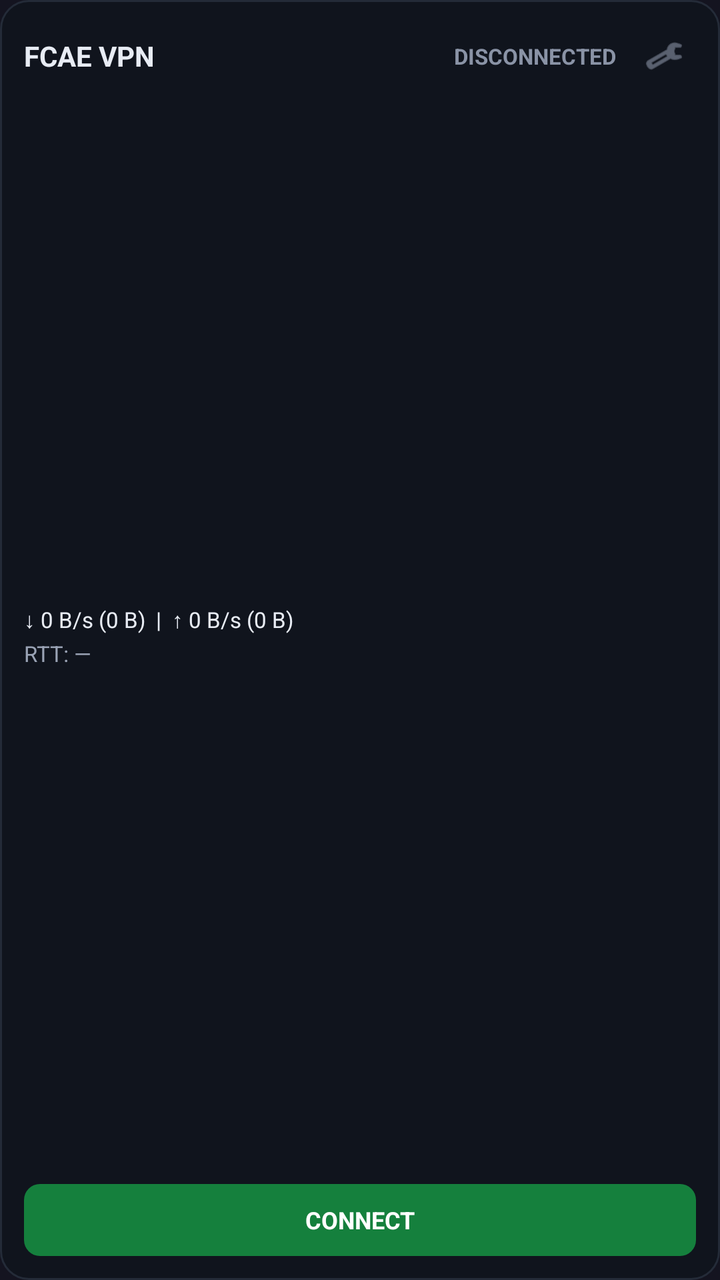
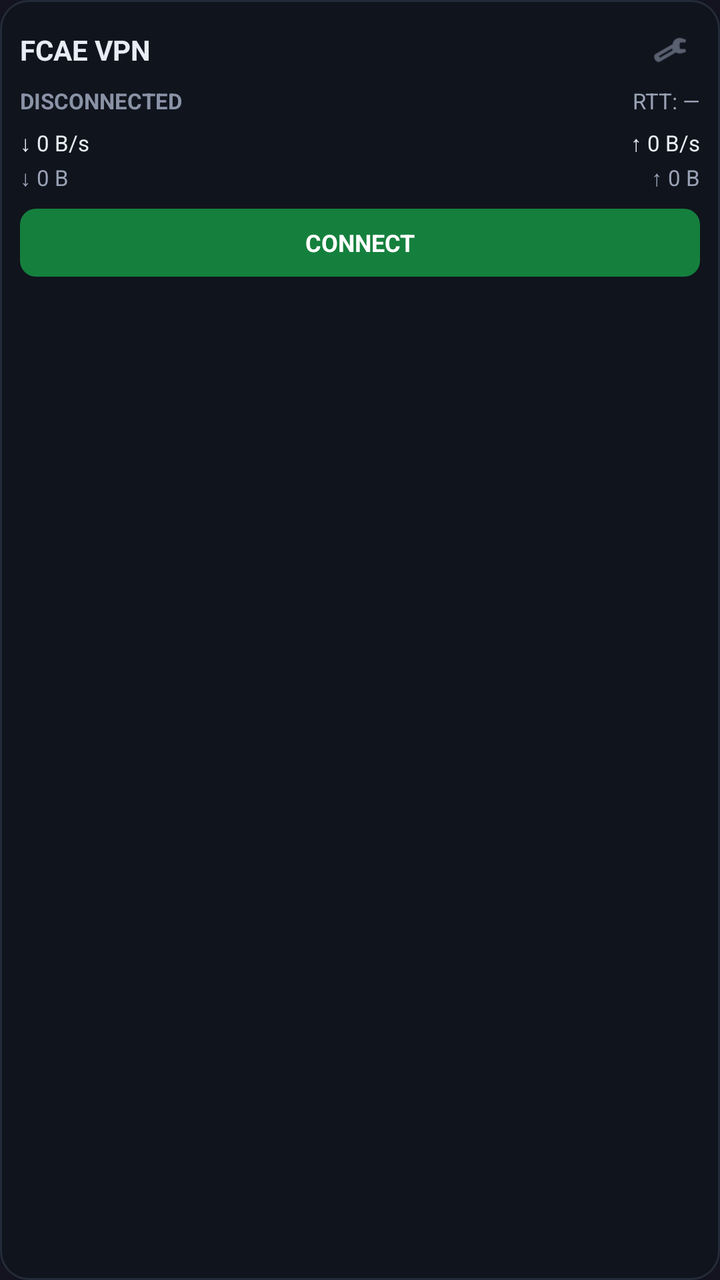

Screens rendered from an Android XML layout before and after an edit, with the pre-edit source and the edit as a unified diff.
<!-- AndroidManifest.xml: application theme Theme.FCAEVPN -->
<!-- res/layout/widget_vpn.xml -->
<?xml version="1.0" encoding="utf-8"?>
<LinearLayout xmlns:android="http://schemas.android.com/apk/res/android"
    android:id="@+id/widget_root"
    android:layout_width="match_parent"
    android:layout_height="match_parent"
    android:orientation="vertical"
    android:background="@drawable/widget_bg"
    android:padding="12dp">

    
    <LinearLayout
        android:id="@+id/widget_header"
        android:layout_width="match_parent"
        android:layout_height="wrap_content"
        android:orientation="horizontal"
        android:gravity="center_vertical">

        <TextView
            android:id="@+id/widget_title"
            android:layout_width="0dp"
            android:layout_height="wrap_content"
            android:layout_weight="1"
            android:text="FCAE VPN"
            android:textColor="#FFE8ECF4"
            android:textSize="14sp"
            android:textStyle="bold" />

        <TextView
            android:id="@+id/widget_status"
            android:layout_width="wrap_content"
            android:layout_height="wrap_content"
            android:singleLine="true"
            android:ellipsize="end"
            android:text="DISCONNECTED"
            android:textColor="#FF8A93A6"
            android:textSize="11sp"
            android:textStyle="bold" />

        <ImageButton
            android:id="@+id/widget_btn_settings"
            android:layout_width="32dp"
            android:layout_height="32dp"
            android:layout_marginStart="8dp"
            android:background="@android:color/transparent"
            android:contentDescription="Settings"
            android:padding="6dp"
            android:scaleType="fitCenter"
            android:src="@android:drawable/ic_menu_preferences"
            android:tint="#FF8A93A6" />
    </LinearLayout>

    
    <LinearLayout
        android:id="@+id/widget_stats_container"
        android:layout_width="match_parent"
        android:layout_height="0dp"
        android:layout_weight="1"
        android:layout_marginTop="6dp"
        android:layout_marginBottom="6dp"
        android:gravity="center_vertical"
        android:orientation="vertical">

        <TextView
            android:id="@+id/widget_stats"
            android:layout_width="match_parent"
            android:layout_height="wrap_content"
            android:singleLine="true"
            android:ellipsize="end"
            android:text="↓ 0 B/s (0 B)  |  ↑ 0 B/s (0 B)"
            android:textColor="#FFE8ECF4"
            android:textSize="11sp" />

        <TextView
            android:id="@+id/widget_rtt"
            android:layout_width="match_parent"
            android:layout_height="wrap_content"
            android:layout_marginTop="2dp"
            android:singleLine="true"
            android:ellipsize="end"
            android:text="RTT: —"
            android:textColor="#FF9AA3B5"
            android:textSize="11sp" />
    </LinearLayout>

    
    <LinearLayout
        android:layout_width="match_parent"
        android:layout_height="wrap_content"
        android:orientation="horizontal"
        android:gravity="center_vertical">

        <TextView
            android:id="@+id/widget_btn_pause_resume"
            android:layout_width="0dp"
            android:layout_height="36dp"
            android:layout_weight="1"
            android:layout_marginEnd="8dp"
            android:gravity="center"
            android:background="@drawable/widget_btn_tun_stop"
            android:text="STOP"
            android:textColor="#FFFFFFFF"
            android:textSize="12sp"
            android:textStyle="bold"
            android:visibility="gone" />

        <TextView
            android:id="@+id/widget_btn_action"
            android:layout_width="0dp"
            android:layout_height="36dp"
            android:layout_weight="2"
            android:gravity="center"
            android:background="@drawable/widget_btn_connect"
            android:text="CONNECT"
            android:textColor="#FFFFFFFF"
            android:textSize="12sp"
            android:textStyle="bold" />
    </LinearLayout>

</LinearLayout>
<!-- resources referenced by this layout -->
<resources>
  <!-- drawable widget_bg (drawable) -->
  <?xml version="1.0" encoding="utf-8"?>
  <shape xmlns:android="http://schemas.android.com/apk/res/android"
      android:shape="rectangle">
      <solid android:color="#FF10141D" />
      <corners android:radius="14dp" />
      <stroke
          android:width="1dp"
          android:color="#FF242B38" />
  </shape>
  <!-- drawable widget_btn_connect (drawable) -->
  <?xml version="1.0" encoding="utf-8"?>
  <shape xmlns:android="http://schemas.android.com/apk/res/android"
      android:shape="rectangle">
      <solid android:color="#FF15803D" />
      <corners android:radius="8dp" />
  </shape>
  <!-- drawable widget_btn_tun_stop (drawable) -->
  <?xml version="1.0" encoding="utf-8"?>
  <shape xmlns:android="http://schemas.android.com/apk/res/android"
      android:shape="rectangle">
      <solid android:color="#FFB45309" />
      <corners android:radius="8dp" />
  </shape>
  <style name="Theme.FCAEVPN" parent="Theme.MaterialComponents.DayNight.NoActionBar">
          <item name="colorPrimary">#FF1A3A5C</item>
          <item name="colorPrimaryVariant">#FF0D2137</item>
          <item name="colorOnPrimary">#FFFFFFFF</item>
          <item name="android:windowBackground">#FF141420</item>
          
          <item name="android:textColorPrimary">#FFE8ECF4</item>
          <item name="android:textColorSecondary">#FFB0B8C8</item>
          
          <item name="android:editTextColor">#FFE8ECF4</item>
          <item name="android:textColorHint">#FF6B7280</item>
          
          <item name="android:colorControlActivated">#FF60A5FA</item>
          
          <item name="android:textColorLink">#FF60A5FA</item>
          
          <item name="android:windowLightStatusBar">false</item>
      </style>
</resources>

<!-- the commit's change to res/layout/widget_vpn.xml (unified diff, before → after) -->
@@ -3,17 +3,17 @@
     android:id="@+id/widget_root"
     android:layout_width="match_parent"
     android:layout_height="match_parent"
+    android:background="@drawable/widget_bg"
     android:orientation="vertical"
-    android:background="@drawable/widget_bg"
-    android:padding="12dp">
+    android:padding="10dp">
 
     
     <LinearLayout
         android:id="@+id/widget_header"
         android:layout_width="match_parent"
         android:layout_height="wrap_content"
-        android:orientation="horizontal"
-        android:gravity="center_vertical">
+        android:gravity="center_vertical"
+        android:orientation="horizontal">
 
         <TextView
             android:id="@+id/widget_title"
@@ -25,22 +25,10 @@
             android:textSize="14sp"
             android:textStyle="bold" />
 
-        <TextView
-            android:id="@+id/widget_status"
-            android:layout_width="wrap_content"
-            android:layout_height="wrap_content"
-            android:singleLine="true"
-            android:ellipsize="end"
-            android:text="DISCONNECTED"
-            android:textColor="#FF8A93A6"
-            android:textSize="11sp"
-            android:textStyle="bold" />
-
         <ImageButton
             android:id="@+id/widget_btn_settings"
-            android:layout_width="32dp"
-            android:layout_height="32dp"
-            android:layout_marginStart="8dp"
+            android:layout_width="30dp"
+            android:layout_height="30dp"
             android:background="@android:color/transparent"
             android:contentDescription="Settings"
             android:padding="6dp"
@@ -51,32 +39,30 @@
 
     
     <LinearLayout
-        android:id="@+id/widget_stats_container"
         android:layout_width="match_parent"
-        android:layout_height="0dp"
-        android:layout_weight="1"
-        android:layout_marginTop="6dp"
-        android:layout_marginBottom="6dp"
+        android:layout_height="wrap_content"
+        android:layout_marginTop="3dp"
         android:gravity="center_vertical"
-        android:orientation="vertical">
+        android:orientation="horizontal">
 
         <TextView
-            android:id="@+id/widget_stats"
-            android:layout_width="match_parent"
+            android:id="@+id/widget_status"
+            android:layout_width="0dp"
             android:layout_height="wrap_content"
+            android:layout_weight="1"
+            android:ellipsize="end"
             android:singleLine="true"
-            android:ellipsize="end"
-            android:text="↓ 0 B/s (0 B)  |  ↑ 0 B/s (0 B)"
-            android:textColor="#FFE8ECF4"
-            android:textSize="11sp" />
+            android:text="DISCONNECTED"
+            android:textColor="#FF8A93A6"
+            android:textSize="11sp"
+            android:textStyle="bold" />
 
         <TextView
             android:id="@+id/widget_rtt"
-            android:layout_width="match_parent"
+            android:layout_width="wrap_content"
             android:layout_height="wrap_content"
-            android:layout_marginTop="2dp"
+            android:layout_marginStart="6dp"
             android:singleLine="true"
-            android:ellipsize="end"
             android:text="RTT: —"
             android:textColor="#FF9AA3B5"
             android:textSize="11sp" />
@@ -86,17 +72,80 @@
     <LinearLayout
         android:layout_width="match_parent"
         android:layout_height="wrap_content"
-        android:orientation="horizontal"
-        android:gravity="center_vertical">
+        android:layout_marginTop="6dp"
+        android:orientation="horizontal">
+
+        <TextView
+            android:id="@+id/widget_rx_rate"
+            android:layout_width="0dp"
+            android:layout_height="wrap_content"
+            android:layout_weight="1"
+            android:ellipsize="end"
+            android:singleLine="true"
+            android:text="↓ 0 B/s"
+            android:textColor="#FFE8ECF4"
+            android:textSize="11sp" />
+
+        <TextView
+            android:id="@+id/widget_tx_rate"
+            android:layout_width="0dp"
+            android:layout_height="wrap_content"
+            android:layout_weight="1"
+            android:ellipsize="end"
+            android:gravity="end"
+            android:singleLine="true"
+            android:text="↑ 0 B/s"
+            android:textColor="#FFE8ECF4"
+            android:textSize="11sp" />
+    </LinearLayout>
+
+    
+    <LinearLayout
+        android:layout_width="match_parent"
+        android:layout_height="wrap_content"
+        android:layout_marginTop="2dp"
+        android:orientation="horizontal">
+
+        <TextView
+            android:id="@+id/widget_rx_total"
+            android:layout_width="0dp"
+            android:layout_height="wrap_content"
+            android:layout_weight="1"
+            android:ellipsize="end"
+            android:singleLine="true"
+            android:text="↓ 0 B"
+            android:textColor="#FF9AA3B5"
+            android:textSize="11sp" />
+
+        <TextView
+            android:id="@+id/widget_tx_total"
+            android:layout_width="0dp"
+            android:layout_height="wrap_content"
+            android:layout_weight="1"
+            android:ellipsize="end"
+            android:gravity="end"
+            android:singleLine="true"
+            android:text="↑ 0 B"
+            android:textColor="#FF9AA3B5"
+            android:textSize="11sp" />
+    </LinearLayout>
+
+    
+    <LinearLayout
+        android:layout_width="match_parent"
+        android:layout_height="wrap_content"
+        android:layout_marginTop="8dp"
+        android:gravity="center_vertical"
+        android:orientation="horizontal">
 
         <TextView
             android:id="@+id/widget_btn_pause_resume"
             android:layout_width="0dp"
-            android:layout_height="36dp"
+            android:layout_height="34dp"
+            android:layout_marginEnd="8dp"
             android:layout_weight="1"
-            android:layout_marginEnd="8dp"
+            android:background="@drawable/widget_btn_tun_stop"
             android:gravity="center"
-            android:background="@drawable/widget_btn_tun_stop"
             android:text="STOP"
             android:textColor="#FFFFFFFF"
             android:textSize="12sp"
@@ -106,10 +155,10 @@
         <TextView
             android:id="@+id/widget_btn_action"
             android:layout_width="0dp"
-            android:layout_height="36dp"
+            android:layout_height="34dp"
             android:layout_weight="2"
+            android:background="@drawable/widget_btn_connect"
             android:gravity="center"
-            android:background="@drawable/widget_btn_connect"
             android:text="CONNECT"
             android:textColor="#FFFFFFFF"
             android:textSize="12sp"
